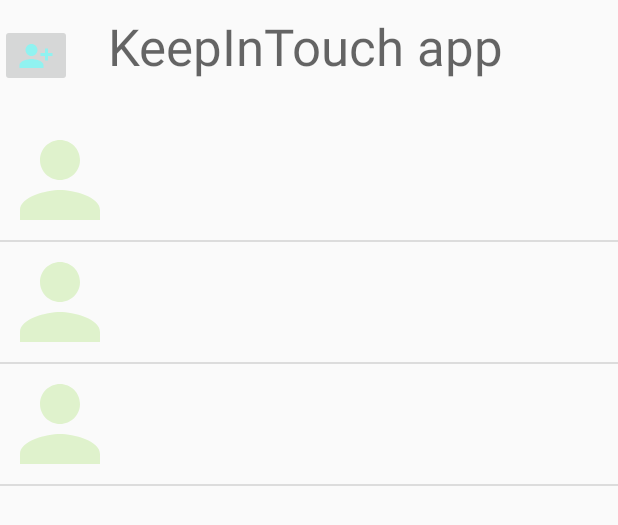
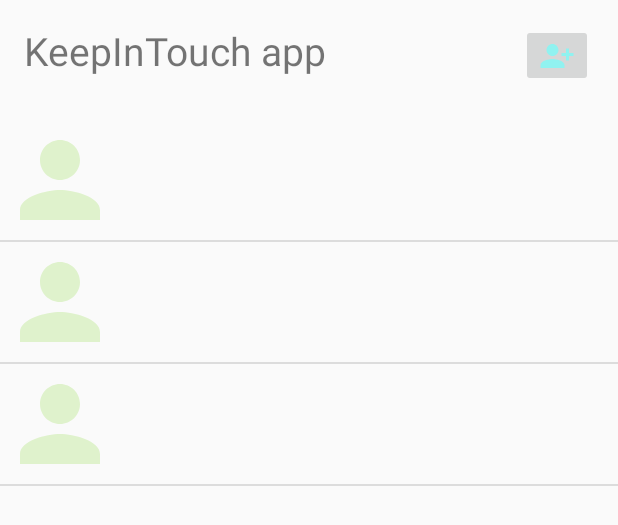
Before and after one commit to avmalin/KeepInTouch, an Android app: the layout contacts_list_view.xml on its own in the app's theme, with its tools: preview values and no code run, on a phone screen of 412 x 824 dp. Shown: the top 525 px of the screen. Run offline under Robolectric (Android 15) with nearby library versions, the phone set to English and light mode, and no system bars.

Commit message:
fix header add listener to back button on contacts_list_add.xml

```diff
--- a/keepintouch/app/src/main/java/com/example/keepintouch/PrioritySetActivity.java
+++ b/keepintouch/app/src/main/java/com/example/keepintouch/PrioritySetActivity.java
@@ -56,13 +56,19 @@ public class PrioritySetActivity extends AppCompatActivity {
 
         //init  element
         ImageButton ib_accept = findViewById(R.id.ib_accept);
+        ImageButton ib_back = findViewById(R.id.ib_back);
         EditText et_search = findViewById(R.id.et_search);
-
         //imp listener
         ib_accept.setOnClickListener(new View.OnClickListener() {
             @Override
             public void onClick(View v) {
                 myContactTable.updateTableFromMap(contactMap);
+                finish();
+            }
+        });
+        ib_back.setOnClickListener(new View.OnClickListener() {
+            @Override
+            public void onClick(View v) {
                 finish();
             }
         });
--- a/keepintouch/app/src/main/res/layout/contacts_list_view.xml
+++ b/keepintouch/app/src/main/res/layout/contacts_list_view.xml
@@ -15,12 +15,13 @@
             android:id="@+id/tv_header"
             android:layout_width="0dp"
             android:layout_height="59dp"
-            android:layout_marginStart="24dp"
-            android:layout_marginTop="8dp"
+            android:layout_marginStart="16dp"
 
+            android:layout_marginTop="16dp"
             android:text="@string/app_header"
-            android:textAppearance="@style/TextAppearance.AppCompat.Display1"
-            app:layout_constraintStart_toEndOf="@+id/imageButton"
+
+            android:textSize="26dp"
+            app:layout_constraintStart_toStartOf="parent"
             app:layout_constraintTop_toTopOf="parent" />
 
         <ImageButton
@@ -31,7 +32,7 @@
             android:contentDescription="@string/set_priority"
             android:onClick="openPrioritySet"
             app:layout_constraintEnd_toEndOf="parent"
-            app:layout_constraintHorizontal_bias="0.0"
+            app:layout_constraintHorizontal_bias="0.955"
             app:layout_constraintStart_toStartOf="parent"
             app:layout_constraintTop_toTopOf="parent"
             app:srcCompat="@drawable/baseline_person_add_alt_1_24" />
@@ -40,16 +41,20 @@
             android:id="@+id/iv_loading"
             android:layout_width="50dp"
             android:layout_height="50dp"
-            android:layout_marginTop="12dp"
+            android:layout_marginStart="84dp"
+            android:layout_marginTop="8dp"
             android:paddingStart="10dp"
             android:paddingTop="5dp"
             android:paddingEnd="10dp"
             android:src="@drawable/loading"
             android:visibility="invisible"
+            app:layout_constraintEnd_toStartOf="@+id/imageButton"
+            app:layout_constraintHorizontal_bias="1.0"
             app:layout_constraintStart_toEndOf="@+id/tv_header"
             app:layout_constraintTop_toTopOf="parent" />
 
     </androidx.constraintlayout.widget.ConstraintLayout>
+
     <ListView
         android:id="@+id/listView"
         android:layout_width="match_parent"
```
